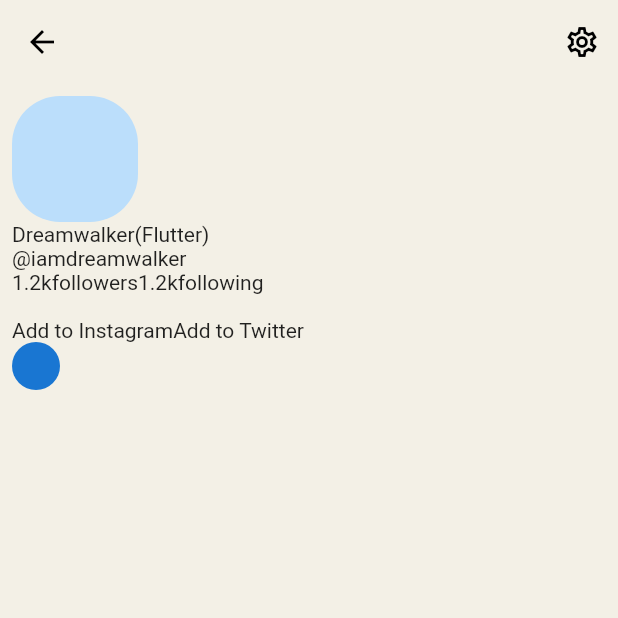
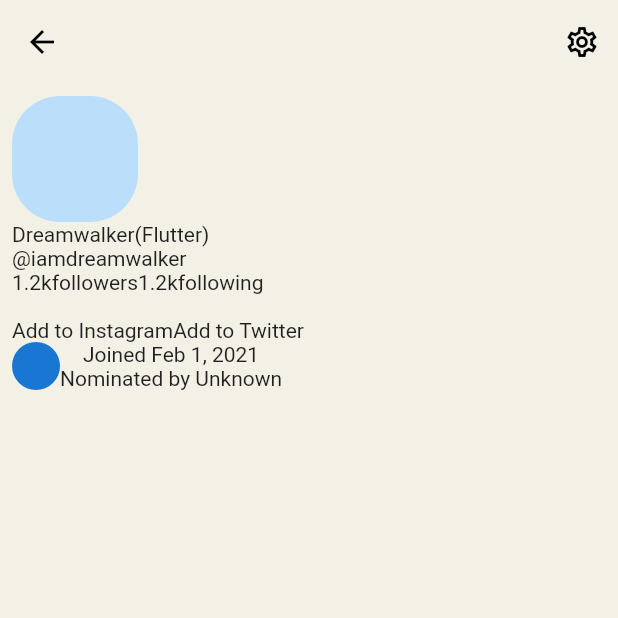
Before and after one commit to JAICHANGPARK/flutter_notebook_11th_story, a Flutter app: the ProfilePage screen opened directly, on a phone screen of 412 x 824 dp, the top half of it. Run offline on Flutter 3.47's test engine with Material 2 defaults, Android fonts, the phone set to English and light mode, and no system bars; our stand-ins replace backdrop, badges, flutter_inner_drawer, flutter_slidable, google_fonts.

Commit message:
Update profile_page.dart

```diff
--- a/lib/ep701_clubhouse/ui/profile_page.dart
+++ b/lib/ep701_clubhouse/ui/profile_page.dart
@@ -68,7 +68,23 @@ class _ProfilePageState extends State<ProfilePage> {
                   Text("following"),
                 ],
               ),
-              Flexible(child: Text("")),
+              Flexible(child: GestureDetector(
+
+                  onTap: (){
+                    showModalBottomSheet(context: context, builder: (context){
+                      return Container(
+                        height: MediaQuery.of(context).size.height,
+                        child: Center(
+                          child: Column(
+                            children: [
+
+                            ],
+                          ),
+                        ),
+                      );
+                    });
+                  },
+                  child: Text(""))),
 
               Row(
                 children: [
@@ -80,6 +96,12 @@ class _ProfilePageState extends State<ProfilePage> {
                 children: [
                   CircleAvatar(
                     radius: 16,
+                  ),
+                  Column(
+                    children: [
+                      Text("Joined Feb 1, 2021"),
+                      Text("Nominated by Unknown")
+                    ],
                   )
                 ],
               )
```
